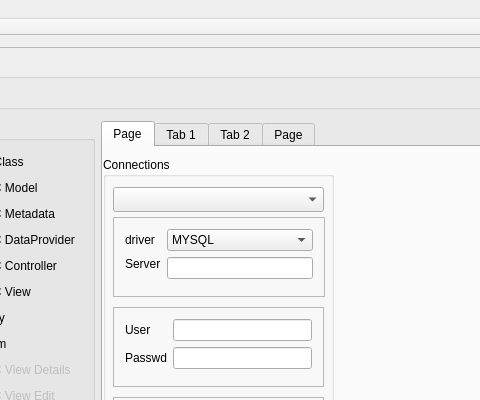
This is retek2.ui in horvathzoltan/retek2 as Qt 5 draws it before an edit; both pictures show x 515 to 995 and y 0 to 400 of the 1360 by 669 pixel window. The edited form follows.
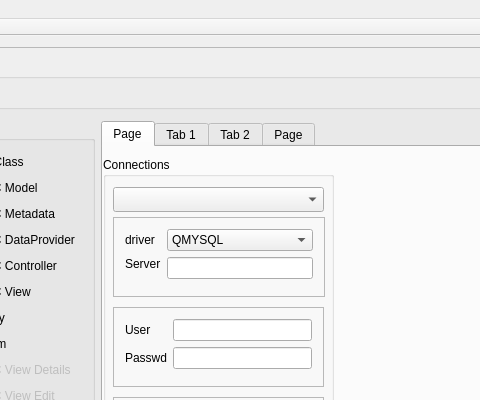
This is the edited form. Icons and pictures are not drawn.

The edit to the form file:
```diff
--- a/retek2.ui
+++ b/retek2.ui
@@ -36,7 +36,7 @@
          <x>0</x>
          <y>0</y>
          <width>1340</width>
-         <height>596</height>
+         <height>588</height>
         </rect>
        </property>
        <layout class="QGridLayout" name="gridLayout_2">
@@ -358,7 +358,7 @@
                      <widget class="QComboBox" name="comboBox">
                       <item>
                        <property name="text">
-                        <string>MYSQL</string>
+                        <string>QMYSQL</string>
                        </property>
                       </item>
                       <item>
```
Left out of the diff: 2 changed lines with no effect on the pictures.
